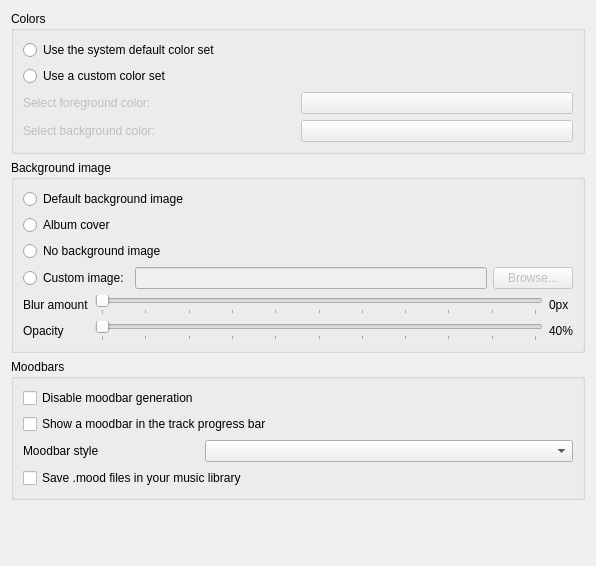
Above: src/ui/appearancesettingspage.ui from clementine-player/Clementine before the change. Below: the same form after it.
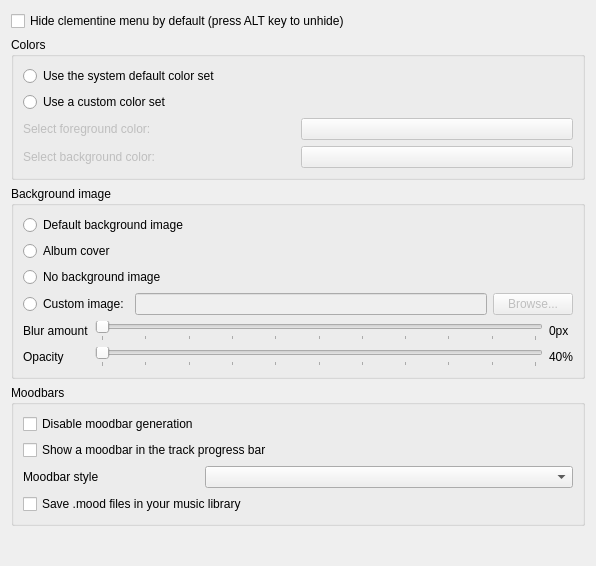
That is the form after the change.

Diff of the .ui file:
```diff
--- a/src/ui/appearancesettingspage.ui
+++ b/src/ui/appearancesettingspage.ui
@@ -14,6 +14,13 @@
    <string>Appearance</string>
   </property>
   <layout class="QVBoxLayout" name="verticalLayout">
+   <item>
+    <widget class="QCheckBox" name="menu_hide_status_checkbox">
+     <property name="text">
+      <string>Hide clementine menu by default (press ALT key to unhide)</string>
+     </property>
+    </widget>
+   </item>
    <item>
     <widget class="QGroupBox" name="groupBox">
      <property name="title">
```
